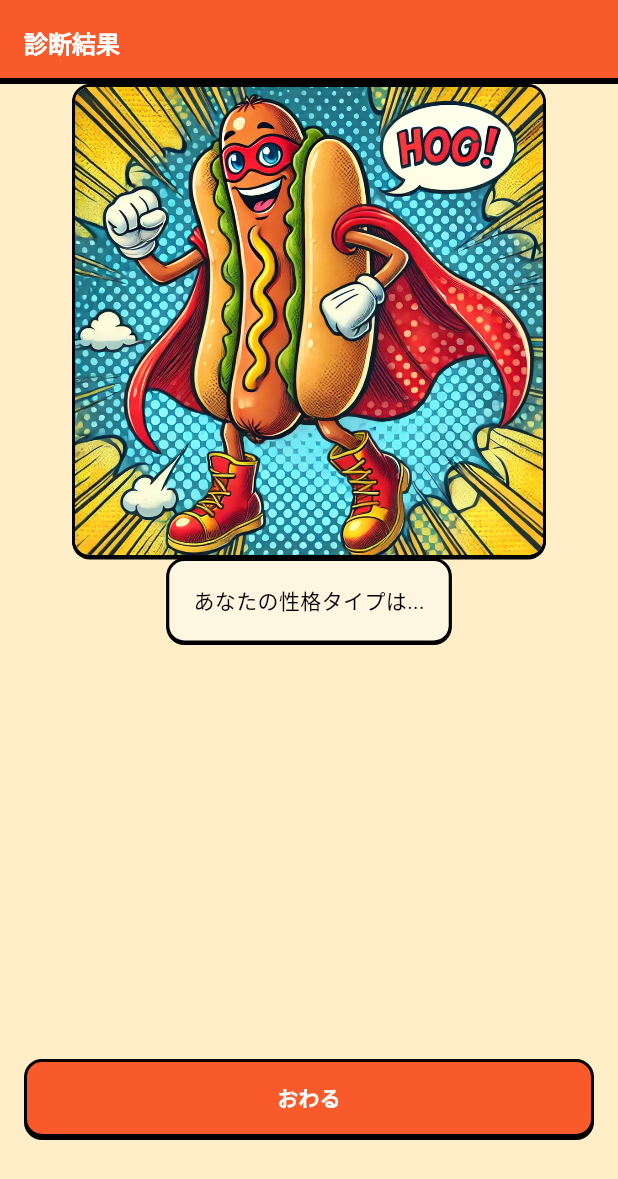
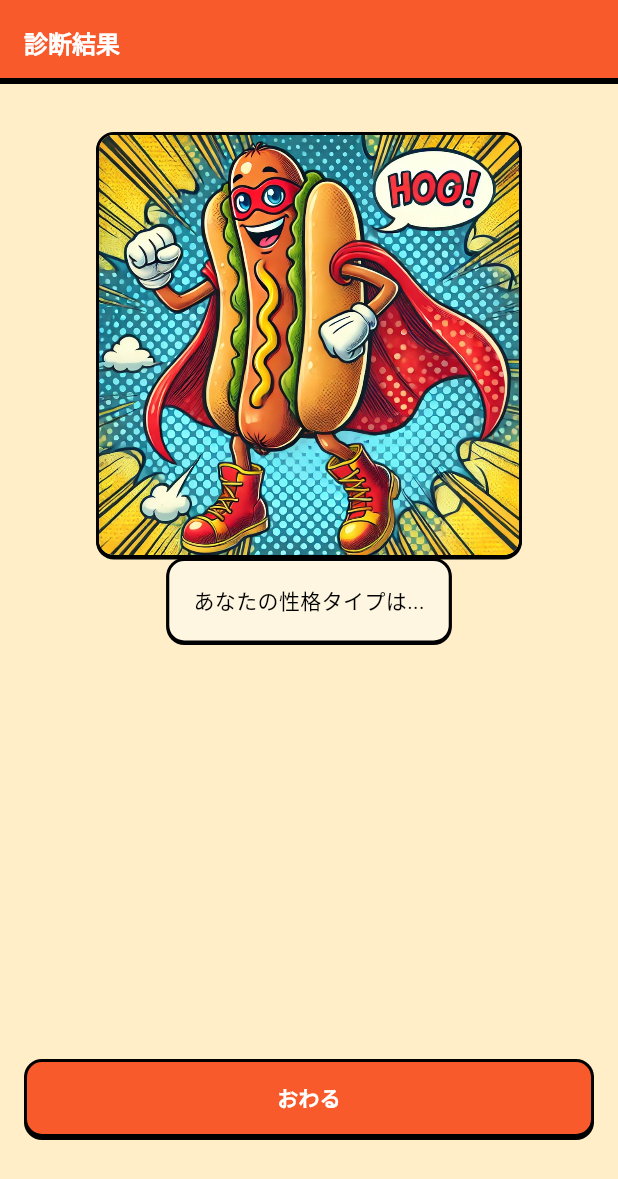
Before and after one commit to OriginMaster2024/origin_master_2024_flutter, a Flutter app: the ResultPage screen opened directly, on a phone screen of 412 x 824 dp. Shown: the top 1179 px of the screen. Run offline on Flutter 3.47's test engine with Material 3 defaults, Android fonts, the phone set to English and light mode, and no system bars; our stand-ins replace audioplayers, flutter_hooks, flutter_svg, gap, google_fonts, hooks_riverpod and 2 more.

Commit message:
fix image size and margin

```diff
--- a/lib/page/result_page.dart
+++ b/lib/page/result_page.dart
@@ -31,9 +31,10 @@ class ResultPage extends StatelessWidget {
                   child: Column(
                     mainAxisSize: MainAxisSize.max,
                     children: [
+                      Gap(32),
                       SizedBox(
-                        width: DeviceSize.width - 96,
-                        height: DeviceSize.width - 96,
+                        width: DeviceSize.width - 128,
+                        height: DeviceSize.width - 128,
                         child: ThreeDimensionalContainer(
                             child: personalityType.image
                         ),
```
